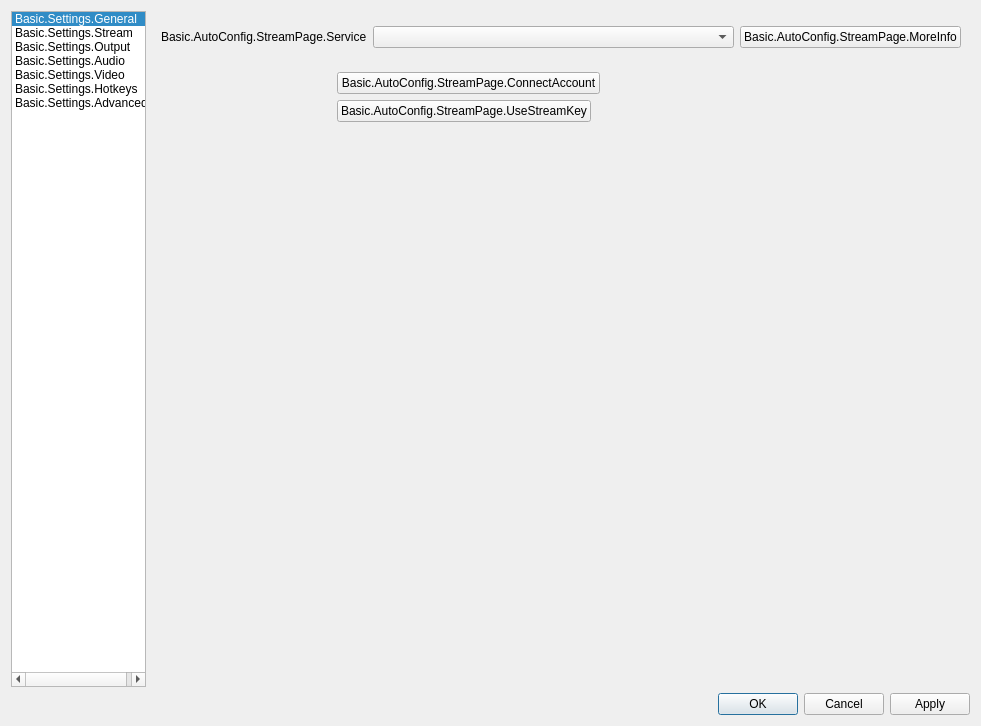
This is UI/forms/OBSBasicSettings.ui in obsproject/obs-studio as Qt 5 draws it before an edit. The edited form follows.
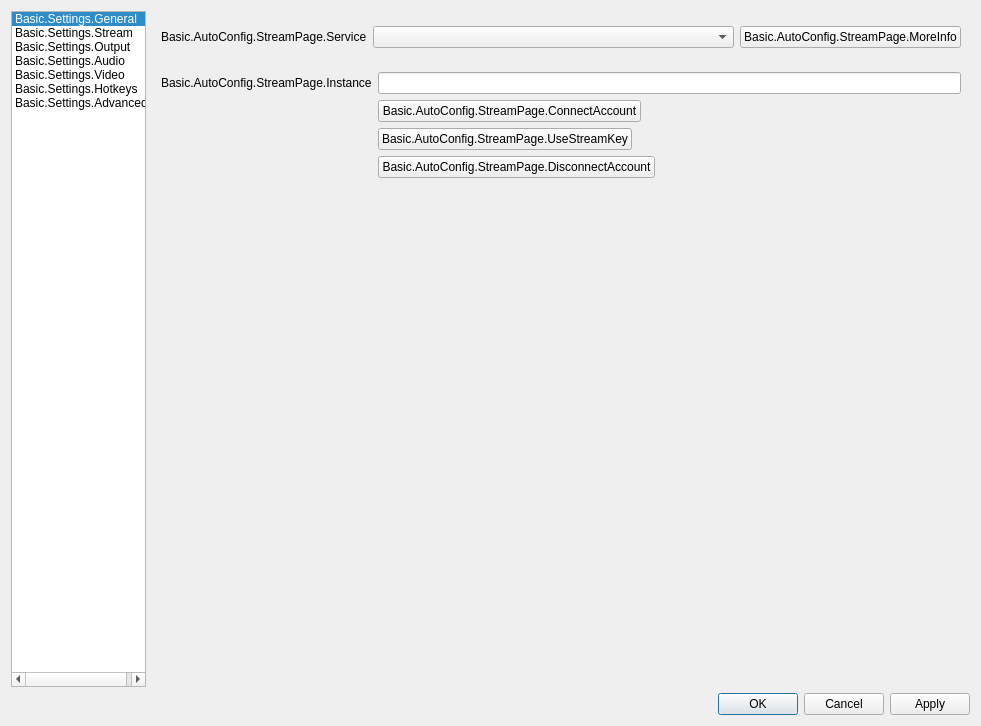
This is the edited form. The open tabs and pages were chosen to show the change. Icons and pictures are not drawn. Custom widgets are drawn as their Qt base class.

Commit message:
UI: Add PeerTube integration (connection only)
This commit only adds the possibility to connect and disconnect from a
PeerTube account

```diff
--- a/UI/forms/OBSBasicSettings.ui
+++ b/UI/forms/OBSBasicSettings.ui
@@ -891,6 +891,16 @@
            <widget class="QWidget" name="loginPage">
             <layout class="QFormLayout" name="loginPageLayout">
              <item row="0" column="0">
+              <widget class="QLabel" name="instanceLabel">
+               <property name="text">
+                <string>Basic.AutoConfig.StreamPage.Instance</string>
+               </property>
+              </widget>
+             </item>
+             <item row="0" column="1">
+              <widget class="QLineEdit" name="instance"/>
+             </item>
+             <item row="1" column="0">
               <spacer name="horizontalSpacer_20">
                <property name="orientation">
                 <enum>Qt::Horizontal</enum>
@@ -906,7 +916,7 @@
                </property>
               </spacer>
              </item>
-             <item row="0" column="1">
+             <item row="1" column="1">
               <layout class="QHBoxLayout" name="horizontalLayout_16">
                <item>
                 <widget class="QPushButton" name="connectAccount">
@@ -930,7 +940,7 @@
                </item>
               </layout>
              </item>
-             <item row="1" column="0">
+             <item row="2" column="0">
               <spacer name="horizontalSpacer_22">
                <property name="orientation">
                 <enum>Qt::Horizontal</enum>
@@ -946,7 +956,7 @@
                </property>
               </spacer>
              </item>
-             <item row="1" column="1">
+             <item row="2" column="1">
               <layout class="QHBoxLayout" name="horizontalLayout_17">
                <item>
                 <widget class="QPushButton" name="useStreamKey">
@@ -970,6 +980,46 @@
                </item>
               </layout>
              </item>
+	     <item row="3" column="0">
+              <spacer name="horizontalSpacer_1">
+               <property name="orientation">
+                <enum>Qt::Horizontal</enum>
+               </property>
+               <property name="sizeType">
+                <enum>QSizePolicy::Fixed</enum>
+               </property>
+               <property name="sizeHint" stdset="0">
+                <size>
+                 <width>170</width>
+                 <height>19</height>
+                </size>
+               </property>
+              </spacer>
+             </item>
+             <item row="3" column="1">
+              <layout class="QHBoxLayout" name="horizontalLayout_1">
+               <item>
+                <widget class="QPushButton" name="disconnectAccount2">
+                 <property name="text">
+                  <string>Basic.AutoConfig.StreamPage.DisconnectAccount</string>
+                 </property>
+                </widget>
+               </item>
+               <item>
+                <spacer name="horizontalSpacer_27">
+                 <property name="orientation">
+                  <enum>Qt::Horizontal</enum>
+                 </property>
+                 <property name="sizeHint" stdset="0">
+                  <size>
+                   <width>40</width>
+                   <height>10</height>
+                  </size>
+                 </property>
+                </spacer>
+               </item>
+              </layout>
+             </item>
             </layout>
            </widget>
            <widget class="QWidget" name="streamKeyPage">
```
Left out of the diff: 18 changed lines with no effect on the pictures. The commit also changes 7 other files.
